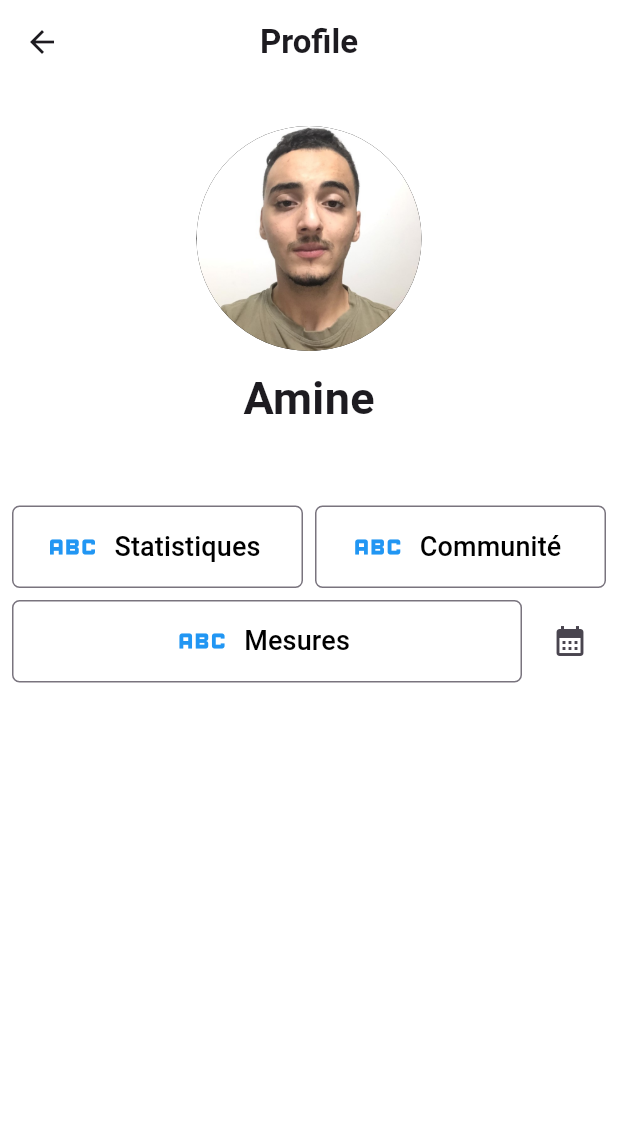
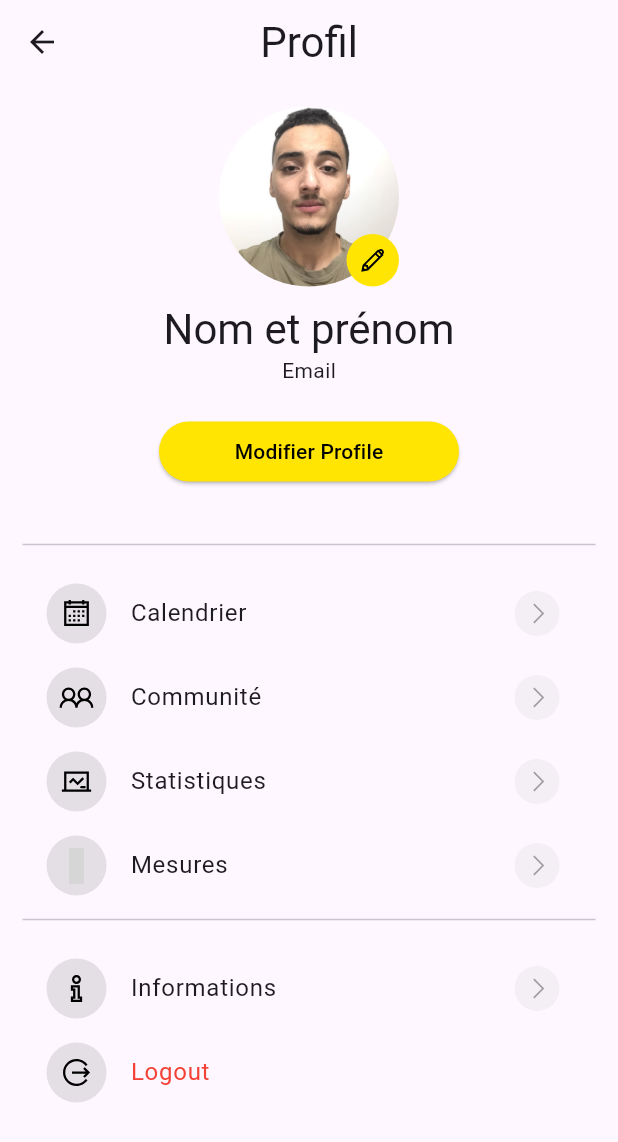
Before and after one commit to M-Amine-HM/gym_app, a Flutter app: the ProfileScreen screen opened directly, on a phone screen of 412 x 824 dp. Shown: the top 1142 px of the screen. Run offline on Flutter 3.47's test engine with Material 3 defaults, Android fonts, the light colour scheme and no system bars; our stand-ins replace line_awesome_flutter, table_calendar, video_player; grey boxes are pictures that could not be loaded.

Commit message:
profil modification

```diff
--- a/lib/core/profile.dart
+++ b/lib/core/profile.dart
@@ -1,135 +1,157 @@
-// ignore_for_file: unnecessary_const, prefer_const_constructors
+import 'package:flutter/material.dart';
+import 'package:gym_app/core/update_profile.dart';
+import 'package:line_awesome_flutter/line_awesome_flutter.dart';
 
-import 'package:flutter/material.dart';
-import 'package:gym_app/core/calendar.dart';
+class ProfileScreen extends StatelessWidget {
+  const ProfileScreen({Key? key}) : super(key: key);
 
-class ProfileScreen extends StatefulWidget {
-  const ProfileScreen({super.key});
-
-  @override
-  State<ProfileScreen> createState() => _ProfileScreenState();
-}
-
-class _ProfileScreenState extends State<ProfileScreen> {
   @override
   Widget build(BuildContext context) {
     return Scaffold(
-      backgroundColor: Colors.white,
       appBar: AppBar(
-        backgroundColor: Colors.white,
-        title: const Text(
-          "Profile",
-          style: TextStyle(fontWeight: FontWeight.w600),
+        centerTitle: true,
+        title: Text("Profil", style: Theme.of(context).textTheme.headline4),
       ),
-        centerTitle: true,
-      ),
-      body: SafeArea(
-          child: Padding(
-        padding: EdgeInsets.all(8.0),
+      body: SingleChildScrollView(
+        child: Container(
+          padding: const EdgeInsets.all(15),
           child: Column(
-          crossAxisAlignment: CrossAxisAlignment.center,
+            children: [
+              Stack(
                 children: [
                   SizedBox(
-              height: 20,
+                    width: 120,
+                    height: 120,
+                    child: ClipRRect(
+                        borderRadius: BorderRadius.circular(100),
+                        child: const Image(
+                            image: AssetImage("assets/images/AminePhoto.jpg"))),
                   ),
-            Container(
-              width: 150,
-              height: 150,
+                  Positioned(
+                    bottom: 0,
+                    right: 0,
+                    child: Container(
+                      width: 35,
+                      height: 35,
                       decoration: BoxDecoration(
-                  image: DecorationImage(
-                      image: AssetImage("assets/images/AminePhoto.jpg")),
-                  shape: BoxShape.circle,
-                  color: Colors.black),
-              // child: Image(
-              //   image: AssetImage("assets/images/AminePhoto.jpg"),
-              //   //fit: BoxFit.cover,
-              // ),
+                          borderRadius: BorderRadius.circular(100),
+                          color: Color(0xffffe501)),
+                      child: const Icon(
+                        LineAwesomeIcons.alternate_pencil,
+                        color: Colors.black,
+                        size: 20,
                       ),
-
-            SizedBox(
-              height: 10,
                     ),
-            Text(
-              "Amine",
-              style: TextStyle(fontSize: 30, fontWeight: FontWeight.w600),
-            ),
-            // Divider(
-            //   indent: 10,
-            //   endIndent: 10,
-            //   height: 20,
-            //   color: Colors.grey,
-            //   thickness: 1,
-            // ),
-            SizedBox(
-              height: 50,
-            ),
-            Row(
-              children: [
-                Button_IconWidget(name: "Statistiques"),
-                SizedBox(
-                  width: 8,
-                ),
-                Button_IconWidget(name: "Communité"),
-              ],
-            ),
-            SizedBox(
-              height: 8,
-            ),
-            Row(
-              children: [
-                Button_IconWidget(
-                  name: "Mesures",
-                ),
-                SizedBox(
-                  width: 8,
-                ),
-                IconButton(
-                  icon: Icon(Icons.calendar_month),
-                  onPressed: () {
-                    // Add your onPressed functionality here
-
-                    Navigator.push(
-                      context,
-                      MaterialPageRoute(builder: (context) => calendar()),
-                    );
-                  },
                   ),
                 ],
               ),
+              const SizedBox(height: 10),
+              Text("Nom et prénom",
+                  style: Theme.of(context).textTheme.headline4),
+              Text("Email", style: Theme.of(context).textTheme.bodyText2),
+              const SizedBox(height: 20),
+              SizedBox(
+                width: 200,
+                child: ElevatedButton(
+                  onPressed: () => {
+                    Navigator.push(
+                        context,
+                        MaterialPageRoute(
+                            builder: (context) => UpdateProfileScreen()))
+                  },
+                  style: ElevatedButton.styleFrom(
+                      backgroundColor: Color(0xffffe501),
+                      side: BorderSide.none,
+                      shape: const StadiumBorder()),
+                  child: const Text("Modifier Profile",
+                      style: TextStyle(color: Colors.black)),
+                ),
+              ),
+              const SizedBox(height: 30),
+              const Divider(),
+              const SizedBox(height: 10),
+              ProfileMenuWidget(
+                  title: "Calendrier",
+                  icon: LineAwesomeIcons.calendar,
+                  onPress: () {}),
+              ProfileMenuWidget(
+                  title: "Communité",
+                  icon: LineAwesomeIcons.user_friends,
+                  onPress: () {}),
+              ProfileMenuWidget(
+                  title: "Statistiques",
+                  icon: LineAwesomeIcons.chalkboard,
+                  onPress: () {}),
+              ProfileMenuWidget(
+                  title: "Mesures",
+                  icon: LineAwesomeIcons.horizontal_sliders,
+                  onPress: () {}),
+              const Divider(),
+              const SizedBox(height: 10),
+              ProfileMenuWidget(
+                  title: "Informations",
+                  icon: LineAwesomeIcons.info,
+                  onPress: () {}),
+              ProfileMenuWidget(
+                  title: "Logout",
+                  icon: LineAwesomeIcons.alternate_sign_out,
+                  textColor: Colors.red,
+                  endIcon: false,
+                  onPress: () {}),
             ],
           ),
-      )),
+        ),
+      ),
     );
   }
 }
 
-class Button_IconWidget extends StatelessWidget {
-  const Button_IconWidget({super.key, required this.name});
-  //final Icon iconSpecial;
-  final String name;
+class ProfileMenuWidget extends StatelessWidget {
+  const ProfileMenuWidget({
+    Key? key,
+    required this.title,
+    required this.icon,
+    required this.onPress,
+    this.endIcon = true,
+    this.textColor,
+  }) : super(key: key);
+
+  final String title;
+  final IconData icon;
+  final VoidCallback onPress;
+  final bool endIcon;
+  final Color? textColor;
+
   @override
   Widget build(BuildContext context) {
-    return Expanded(
-      child: OutlinedButton.icon(
-          style: OutlinedButton.styleFrom(
-            fixedSize: const Size.fromHeight(55),
-            backgroundColor: Colors.white,
-            shape:
-                RoundedRectangleBorder(borderRadius: BorderRadius.circular(5)),
-            // fixedSize:
-            //     Size.fromWidth(MediaQuery.of(context).size.width * 1),
+    var isDark = MediaQuery.of(context).platformBrightness == Brightness.dark;
+    var iconColor = isDark ? Color(0xffffe501) : Colors.black;
+
+    return ListTile(
+      onTap: onPress,
+      leading: Container(
+        width: 40,
+        height: 40,
+        decoration: BoxDecoration(
+          borderRadius: BorderRadius.circular(100),
+          color: iconColor.withOpacity(0.1),
         ),
-          onPressed: () {},
-          icon: const Icon(
-            Icons.abc,
-            size: 40,
-            color: Colors.blue,
+        child: Icon(icon, color: iconColor),
       ),
-          label: Text(
-            name,
-            style: const TextStyle(
-                fontSize: 18, fontWeight: FontWeight.w500, color: Colors.black),
-          )),
+      title: Text(title,
+          style:
+              Theme.of(context).textTheme.bodyText1?.apply(color: textColor)),
+      trailing: endIcon
+          ? Container(
+              width: 30,
+              height: 30,
+              decoration: BoxDecoration(
+                borderRadius: BorderRadius.circular(100),
+                color: Colors.grey.withOpacity(0.1),
+              ),
+              child: const Icon(LineAwesomeIcons.angle_right,
+                  size: 18.0, color: Colors.grey))
+          : null,
     );
   }
 }
--- a/pubspec.yaml
+++ b/pubspec.yaml
@@ -37,7 +37,7 @@ dependencies:
   # Use with the CupertinoIcons class for iOS style icons.
   cupertino_icons: ^1.0.2
   video_player: ^2.8.3
-
+  line_awesome_flutter: ^2.0.0
 
 dev_dependencies:
   flutter_test:
```
Also changed, not shown: lib/core/update_profile.dart (added, +128 -0 lines), pubspec.lock. Lines whose indentation alone changed are shown as unchanged.
